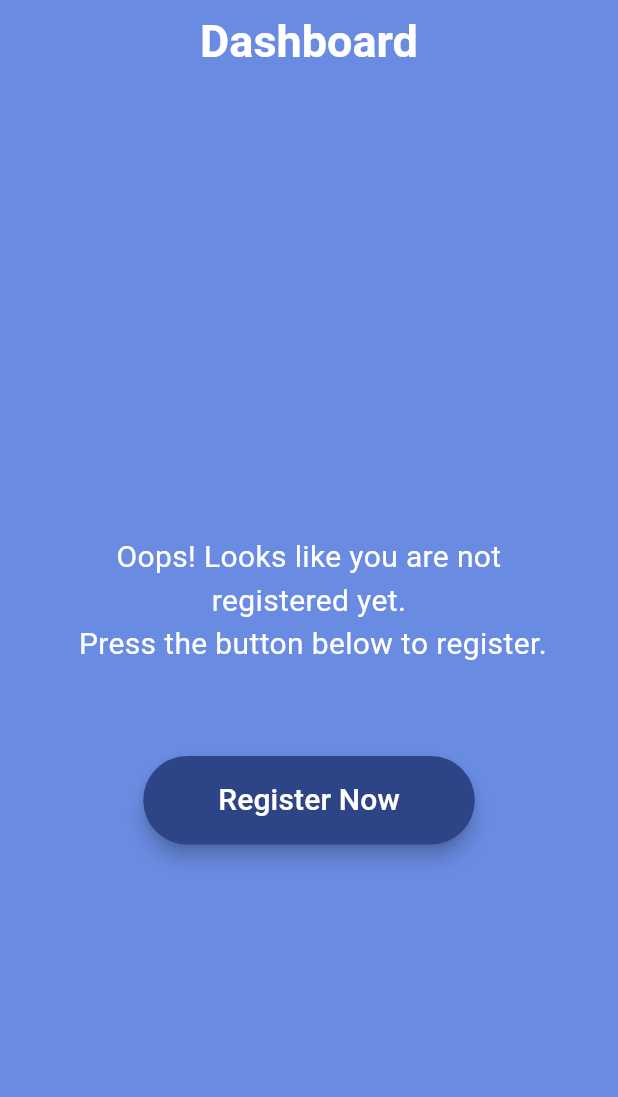
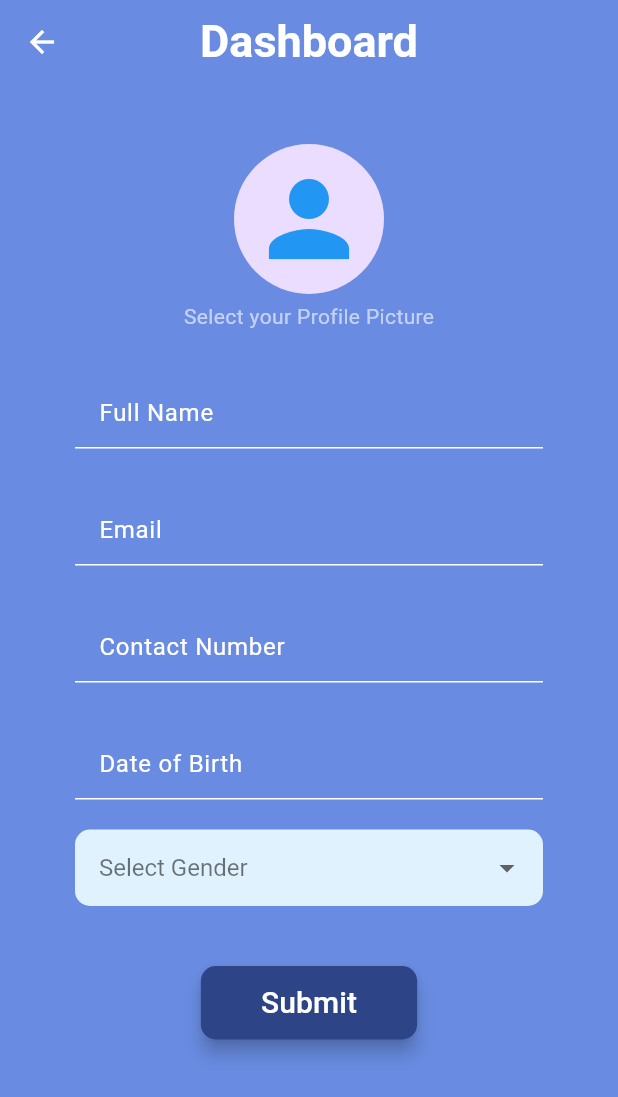
Before and after one commit to Goodwish-Engineering/Flutter-Task, a Flutter app: the screen it shows after launch, after a tap on "Register Now", on a phone screen of 412 x 824 dp. Shown: the top 1097 px of the screen. Run offline on Flutter 3.47's test engine with Material 3 defaults, Android fonts, the light colour scheme and no system bars; our stand-ins replace image_picker.

Commit message:
added the form validator

```diff
--- a/student_profile/lib/components/my_textfield.dart
+++ b/student_profile/lib/components/my_textfield.dart
@@ -2,18 +2,18 @@ import 'package:flutter/material.dart';
 
 class MyTextField extends StatefulWidget {
 final controller;
-final String hint;
-bool obscureText;
-final String? errorText;
-final FocusNode? focusNode;
+final String? hint;
+final FormFieldValidator<String>? validator;
+final TextInputType? keyboardType;
+final Function? onTap;
 
    MyTextField({
     super.key,
     required this.controller,
-    required this.hint,
-    this.obscureText = false,
-    this.errorText,
-    this.focusNode,
+    this.hint,
+    this.validator,
+    this.keyboardType,
+    this.onTap,
   });
 
   @override
@@ -21,59 +21,44 @@ final FocusNode? focusNode;
 }
 
 class _MyTextFieldState extends State<MyTextField> {
-  late bool _obscureText;
-
-  @override
-  void initState(){
-    super.initState();
-    _obscureText = widget.obscureText;
-  }
-  void toggleObscureText(){
-    setState(() {
-      _obscureText = !_obscureText;
-    });
-  }
 
   @override
   Widget build(BuildContext context) {
-    return Padding(
-      padding: const EdgeInsets.only(left: 30, right: 30, top: 10, bottom: 10),
-      child: TextField(
+    return Container(
+      margin: EdgeInsets.symmetric(horizontal: 20),
+      child: Padding(
+        padding: const EdgeInsets.symmetric(horizontal: 30, vertical: 10),
+        child: TextFormField(
+          style: TextStyle(
+            color: Colors.white,
+            fontSize: 18,
+          ),
+          onTap: widget.onTap as void Function()?,
+          validator: widget.validator,
+          keyboardType: widget.keyboardType ?? TextInputType.text,
           cursorColor: Colors.white,
           controller: widget.controller as TextEditingController,
-        obscureText: _obscureText,
-        focusNode: widget.focusNode,
           decoration: InputDecoration(
-          suffixIcon: widget.obscureText
-              ? IconButton(
-                  icon: Icon(
-                    _obscureText ? Icons.visibility_off : Icons.visibility,
-                    color: Colors.white,
-                  ),
-                  onPressed: toggleObscureText,
-                )
-              : null,
             enabledBorder: UnderlineInputBorder(
               borderSide: BorderSide(color: Colors.white),
             ),
             focusedBorder: UnderlineInputBorder(
-            borderSide: BorderSide(color: Colors.lightBlueAccent),
+              borderSide: BorderSide(color: Color.fromARGB(255, 8, 80, 128)),
             ),
             fillColor: Colors.transparent,
             filled: true,
             hintText: widget.hint,
             hintStyle: TextStyle(
               fontSize: 16,
-            color: Colors.white.withValues(alpha: 0.5),
+              color: Colors.white,
             ),
-          errorText: widget.errorText,
             errorStyle: TextStyle(
-            color: Colors.red,
+              color: const Color.fromARGB(255, 162, 11, 0),
               fontSize: 14,
-          )
             ),
           ),
-
+        ),
+      ),
     );
   }
 }
--- a/student_profile/lib/dashboard.dart
+++ b/student_profile/lib/dashboard.dart
@@ -1,4 +1,5 @@
 import 'package:flutter/material.dart';
+import 'package:student_profile/register.dart';
 
 class Dashboard extends StatefulWidget {
   const Dashboard({super.key});
@@ -41,13 +42,15 @@ class _DashboardState extends State<Dashboard> {
           ),
           SizedBox(height: 20),
           ElevatedButton(
-            onPressed: (){},
+            onPressed: (){
+              Navigator.push(context, MaterialPageRoute(builder: (context) => Register()));
+            },
             style: ElevatedButton.styleFrom(
               elevation: 5,
               backgroundColor: Color.fromARGB(255,45,69,134),
-              padding: EdgeInsets.symmetric(horizontal: 50, vertical: 15),
+              padding: EdgeInsets.symmetric(horizontal: 40, vertical: 10),
               shape: RoundedRectangleBorder(
-                borderRadius: BorderRadius.circular(30),
+                borderRadius: BorderRadius.circular(10),
               ),
             ),
             child: Text(
--- a/student_profile/lib/main.dart
+++ b/student_profile/lib/main.dart
@@ -11,6 +11,7 @@ class MyApp extends StatelessWidget {
   @override
   Widget build(BuildContext context) {
     return const MaterialApp(
+      debugShowCheckedModeBanner: false,
       home: Dashboard(),
     );
   }
--- /dev/null
+++ b/student_profile/lib/register.dart
@@ -0,0 +1,232 @@
+import 'package:flutter/material.dart';
+import 'dart:io';
+import 'package:image_picker/image_picker.dart';
+import 'package:student_profile/components/my_textfield.dart';
+
+class Register extends StatefulWidget {
+  const Register({super.key});
+
+  @override
+  State<Register> createState() => _RegisterState();
+}
+
+class _RegisterState extends State<Register> {
+  File? _selectedImage;
+  String? _imagePath;
+  String? _selectedGender;
+
+  // controllers
+  final TextEditingController _fullNameController = TextEditingController();
+  final TextEditingController _emailController = TextEditingController();
+  final TextEditingController _contactNumberController = TextEditingController();
+  final TextEditingController _dateOfBirthController = TextEditingController();
+
+  // form key
+  final GlobalKey<FormState> _formKey = GlobalKey<FormState>();
+
+  // image picker function
+  Future<void> _pickImage() async {
+  final ImagePicker picker = ImagePicker();
+  final XFile? pickedFile = await picker.pickImage(source: ImageSource.gallery);
+
+  if (pickedFile != null) {
+    setState(() {
+      _selectedImage = File(pickedFile.path);
+      _imagePath = pickedFile.path;
+    });
+  }
+}
+
+  @override
+  Widget build(BuildContext context) {
+    return Scaffold(
+      backgroundColor: Color.fromARGB(255,105,140,226),
+      appBar: AppBar(
+        centerTitle: true,
+        title: const Text(
+          'Dashboard',
+          style: TextStyle(
+            fontSize: 30,
+            fontWeight: FontWeight.bold,
+          ),
+          ),
+        backgroundColor: Colors.transparent,
+        foregroundColor: Colors.white,
+      ),
+      body: Form(
+        key: _formKey,
+        child: SingleChildScrollView(
+          child: Column(
+            children: [
+              const SizedBox(height: 40),
+
+              // Profile Pivture
+              Column(
+                children: [
+                  GestureDetector(
+                    onTap: _pickImage,
+                    child: CircleAvatar(
+                      radius: 50,
+                      backgroundImage:
+                      _selectedImage != null ? FileImage(_selectedImage!) : null,
+                      child: _selectedImage == null
+                          ? const Icon(
+                            Icons.person,
+                            size: 80,
+                            color: Colors.blue,
+                          ) : null
+                    ),
+                  ),
+                  const SizedBox(height: 5),
+                  const Text(
+                    'Select your Profile Picture',
+                    style: TextStyle(
+                      fontSize: 14,
+                      color: Colors.white60,
+                    ),
+                  )
+                ],
+              ),
+
+              // Full Name
+              const SizedBox(height: 20),
+              MyTextField(
+                controller: _fullNameController,
+                hint: 'Full Name',
+                validator: (value) => value!.isEmpty ? 'Please enter your full name' : null,
+              ),
+
+              // Email
+              const SizedBox(height: 10),
+              MyTextField(
+                controller: _emailController,
+                hint: 'Email',
+                validator: (value) => value!.isEmpty ? 'Please enter your email' : null,
+              ),
+
+              // Contact Number
+              const SizedBox(height: 10),
+              MyTextField(
+                controller: _contactNumberController,
+                hint: 'Contact Number',
+                keyboardType: TextInputType.phone,
+                validator: (value) => value!.isEmpty ? 'Please enter your contact number' : null,
+              ),
+
+              // Date of Birth
+              const SizedBox(height: 10),
+              MyTextField(
+                controller: _dateOfBirthController,
+                hint: 'Date of Birth',
+                keyboardType: TextInputType.none,
+                onTap: () async {
+                  // date picker
+                  FocusScope.of(context).unfocus();
+                  DateTime? pickedDate = await showDatePicker(
+                    context: context,
+                    initialDate: DateTime.now(),
+                    firstDate: DateTime(1900),
+                    lastDate: DateTime.now(),
+                    builder: (BuildContext context, Widget? child){
+                      return Theme(
+                        data: Theme.of(context).copyWith(
+                          colorScheme: ColorScheme.light(
+                            primary: Color.fromARGB(255, 0, 122, 255),
+                            onPrimary: Colors.white,
+                            onSurface: Colors.black,
+                          ),
+                          textButtonTheme: TextButtonThemeData(
+                            style: TextButton.styleFrom(
+                              foregroundColor: Colors.black,
+                            )
+                          )
+                        ),
+                        child: child!
+                        );
+                    }
+                  );
+                  if (pickedDate != null) {
+                    _dateOfBirthController.text = '${pickedDate.year}-${pickedDate.month.toString().padLeft(2, '0')}-${pickedDate.day.toString().padLeft(2, '0')}';
+                  }
+                },
+                validator: (value) => value!.isEmpty ? 'Please select your date of birth' : null,
+              ),
+
+              // Gender Selection
+              Container(
+                margin: EdgeInsets.symmetric(horizontal: 20, vertical: 10),
+                padding: EdgeInsets.symmetric(horizontal: 30),
+                child: DropdownButtonFormField<String>(
+                  hint: Text(
+                    'Select Gender',
+                    style: TextStyle(
+                      color: Colors.black54,
+                      fontSize: 16,
+                    ),
+                  ),
+                  dropdownColor: Color.fromARGB(255, 255, 255, 255),
+                    style: TextStyle(
+                      color: Colors.black,
+                      fontSize: 18,
+                    ),
+                    decoration: InputDecoration(
+                      isDense: true,
+                      filled: true,
+                      fillColor: const Color.fromARGB(255, 223, 242, 254),
+                      enabledBorder: OutlineInputBorder(
+                        borderRadius: BorderRadius.circular(10),
+                        borderSide: BorderSide(color: Colors.transparent),
+                      ),
+                      focusedBorder: OutlineInputBorder(
+                        borderRadius: BorderRadius.circular(10),
+                        borderSide: BorderSide(color: Color.fromARGB(255, 8, 80, 128)),
+                      ),
+                    ),
+                  value: _selectedGender,
+                  items: ['Male', 'Female', 'Other']
+                      .map((gender) => DropdownMenuItem(
+                        value: gender,
+                        child: Text(gender),
+                        )).toList(),
+                  onChanged: (value) {
+                    setState(() {
+                      _selectedGender = value;
+                    });
+                  },
+                  validator: (value) => value == null ? 'Please select your gender' : null,
+                ),
+              ),
+
+              // submit button
+              const SizedBox(height: 30),
+              ElevatedButton(
+                style: ElevatedButton.styleFrom(
+                  elevation: 5,
+                  backgroundColor: Color.fromARGB(255, 45, 69, 134),
+                  padding: EdgeInsets.symmetric(horizontal: 40, vertical: 10),
+                  shape: RoundedRectangleBorder(
+                    borderRadius: BorderRadius.circular(10),
+                  ),
+                ),
+                onPressed: () {
+                  if (_formKey.currentState!.validate()) {
+                    // Process the data
+                    print('Full Name: ${_fullNameController.text}');
+                    print('Email: ${_emailController.text}');
+                  }
+                },
+                child: Text(
+                  'Submit',
+                  style: TextStyle(
+                    fontSize: 20,
+                    color: Colors.white,
+                  ),
+                ),
+              )
+            ],
+          ),
+        ),
+      ),
+    );
+  }
+}
--- a/student_profile/pubspec.yaml
+++ b/student_profile/pubspec.yaml
@@ -30,6 +30,7 @@ environment:
 dependencies:
   flutter:
     sdk: flutter
+  image_picker: ^1.1.2
 
   # The following adds the Cupertino Icons font to your application.
   # Use with the CupertinoIcons class for iOS style icons.
@@ -58,9 +59,8 @@ flutter:
   uses-material-design: true
 
   # To add assets to your application, add an assets section, like this:
-  # assets:
-  #   - images/a_dot_burr.jpeg
-  #   - images/a_dot_ham.jpeg
+  assets:
+    - lib/images/add-user.png
 
   # An image asset can refer to one or more resolution-specific "variants", see
   # https://flutter.dev/to/resolution-aware-images
```
Also changed, not shown: student_profile/lib/images/add-user.png (added), student_profile/pubspec.lock, 5 other files. Lines whose indentation alone changed are shown as unchanged.
